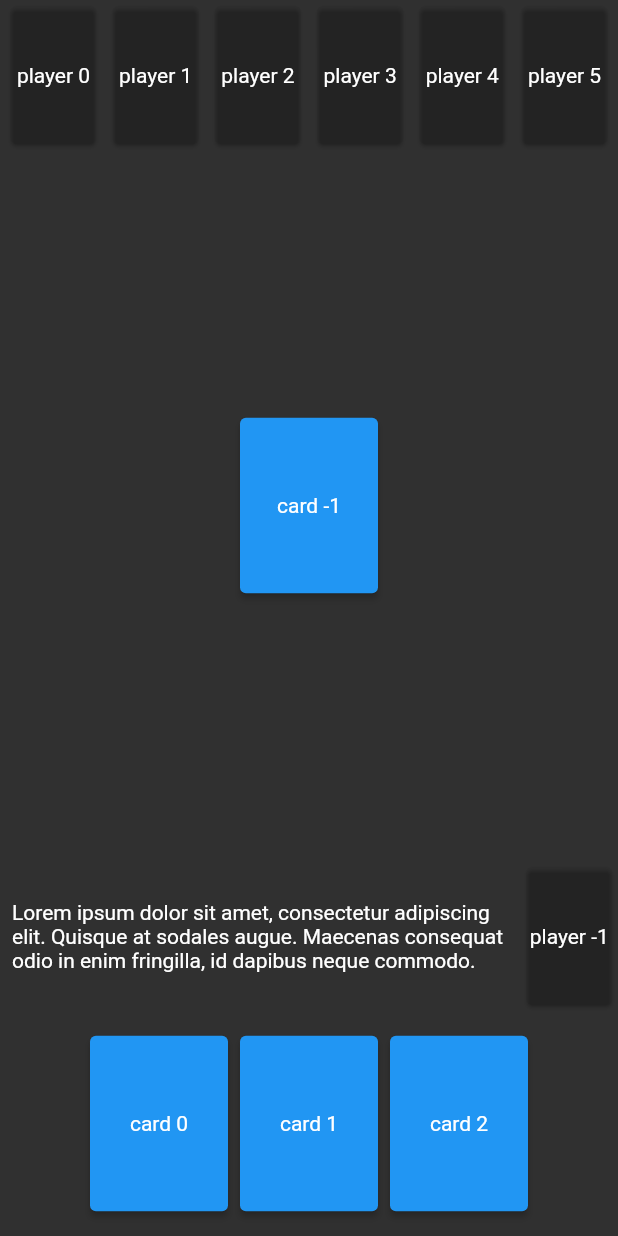
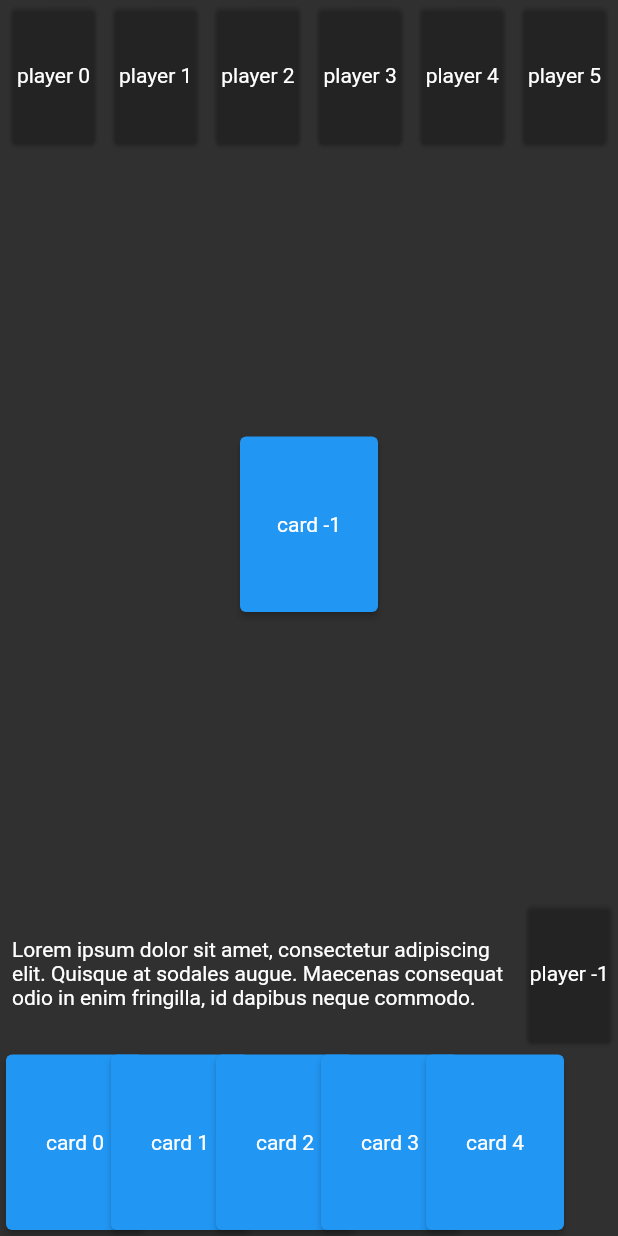
Before and after one commit to stephtelolahy/WildWest-Flutter, a Flutter app: the screen it shows after launch, on a phone screen of 412 x 824 dp. Run offline on Flutter 3.47's test engine with Material 2 defaults, Android fonts, the phone set to English and light mode, and no system bars.

Commit message:
prototype3

```diff
--- a/lib/game_page.dart
+++ b/lib/game_page.dart
@@ -49,12 +49,13 @@ class GamePage extends StatelessWidget {
 
   Widget _buildHand(BuildContext context) {
     return Container(
-      height: 150,
-      child: Row(
-        mainAxisAlignment: MainAxisAlignment.center,
-        children: List.generate(3, (index) => _buildCard(context, index)),
-      ),
-    );
+        height: 125,
+        child: Stack(
+          children: List.generate(
+              5,
+              (index) => Positioned(
+                  left: (70.0 * index), child: _buildCard(context, index))),
+        ));
   }
 
   Widget _buildMessage(BuildContext context) {
--- a/lib/widgets/card.dart
+++ b/lib/widgets/card.dart
@@ -29,6 +29,7 @@ class CardWidget extends StatelessWidget {
         width: width,
         child: Card(
           elevation: 2.0,
+          shape: RoundedRectangleBorder(borderRadius: BorderRadius.circular(4)),
           color: Colors.blue,
           child: Center(child: Text(name)),
         ),
```
